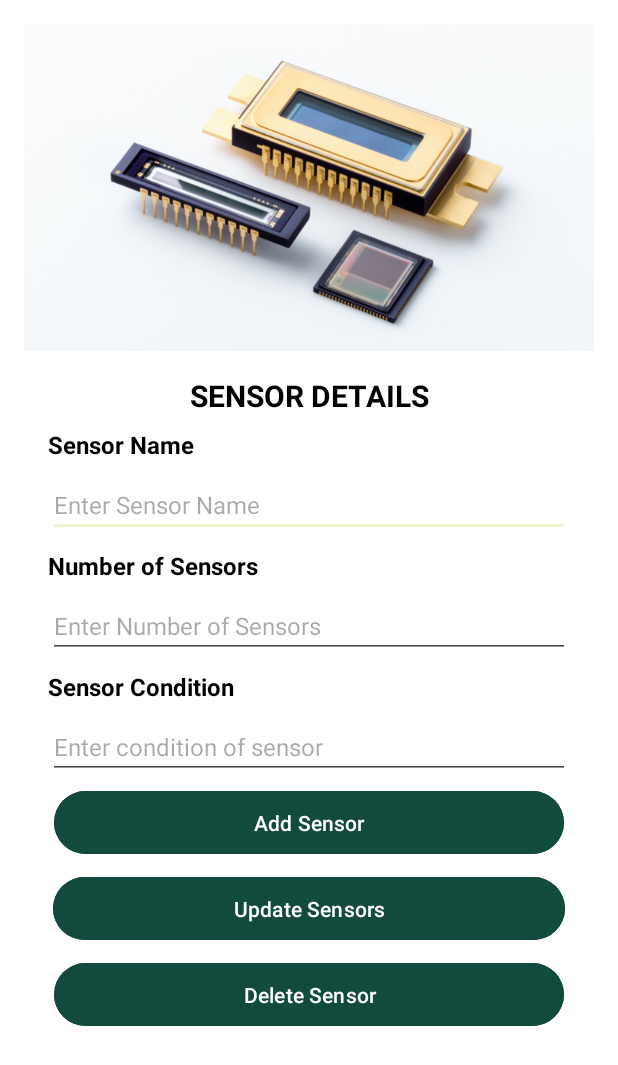
After one commit to pruwt/finalProject, an Android app: the AddSensors screen opened directly, with no data from a screen before it, on a phone screen of 412 x 824 dp. The commit adds this screen. Shown: the top 1065 px of the screen. Run offline under Robolectric (Android 15) with nearby library versions, the phone set to English and light mode, and no system bars; our stand-ins replace Firebase (no records; nobody signed in at launch, a user with empty details on screens opened directly).

Commit message:
sensors section add and delete added

```diff
--- a/app/src/main/AndroidManifest.xml
+++ b/app/src/main/AndroidManifest.xml
@@ -12,6 +12,9 @@
         android:supportsRtl="true"
         android:theme="@style/Theme.FinalProject"
         tools:targetApi="31">
+        <activity
+            android:name=".AddSensors"
+            android:exported="false" />
         <activity
             android:name=".LearningResources"
             android:exported="false" />
--- a/app/src/main/res/layout/activity_add_greenhouse.xml
+++ b/app/src/main/res/layout/activity_add_greenhouse.xml
@@ -4,6 +4,7 @@
     xmlns:tools="http://schemas.android.com/tools"
     android:layout_width="match_parent"
     android:layout_height="match_parent"
+    android:background="@color/white"
     tools:context=".addGreenhouse">
 
     <!-- Main content -->
--- /dev/null
+++ b/app/src/main/res/layout/activity_add_sensors.xml
@@ -0,0 +1,151 @@
+<?xml version="1.0" encoding="utf-8"?>
+<FrameLayout
+    xmlns:android="http://schemas.android.com/apk/res/android"
+    xmlns:tools="http://schemas.android.com/tools"
+    android:layout_width="match_parent"
+    android:layout_height="match_parent"
+    android:background="@color/white"
+    tools:context=".AddSensors">
+
+    <!-- Main content -->
+    <LinearLayout
+        android:layout_width="match_parent"
+        android:layout_height="match_parent"
+        android:layout_gravity="top"
+        android:orientation="vertical"
+        android:padding="16dp"
+        tools:layout_editor_absoluteX="144dp"
+        tools:layout_editor_absoluteY="0dp">
+
+        <!-- Image section -->
+        <ImageView
+            android:id="@+id/viewSensorsimage"
+            android:layout_width="match_parent"
+            android:layout_height="218dp"
+            android:contentDescription="sensor image"
+            android:scaleType="centerCrop"
+            android:src="@drawable/sensors" />
+
+        <!--        sensor details-->
+        <LinearLayout
+            android:layout_width="match_parent"
+            android:layout_height="wrap_content"
+            android:orientation="vertical"
+            android:padding="16dp">
+
+
+            <TextView
+                android:id="@+id/textView"
+                android:layout_width="match_parent"
+                android:layout_height="wrap_content"
+                android:text="SENSOR DETAILS"
+                android:textSize="20sp"
+                android:gravity="center"
+                android:textColor="@color/black"
+                android:textStyle="bold" />
+
+<!--            sensor name and info-->
+            <TextView
+                android:id="@+id/sensorsTextView"
+                android:layout_width="wrap_content"
+                android:layout_height="wrap_content"
+                android:text="Sensor Name"
+                android:textColor="@color/black"
+                android:textSize="16sp"
+                android:layout_marginTop="8dp"
+                android:textStyle="bold" />
+
+            <EditText
+                android:id="@+id/sensorEditText"
+                android:layout_width="match_parent"
+                android:layout_height="wrap_content"
+                android:hint="Enter Sensor Name"
+                android:textSize="16sp"
+                android:layout_marginTop="8dp"
+                android:textColor="@color/black"
+                />
+
+            <!--Number of Sensor-->
+            <TextView
+                android:id="@+id/numofSensorsTextView"
+                android:layout_width="wrap_content"
+                android:layout_height="wrap_content"
+                android:text="Number of Sensors"
+                android:textColor="@color/black"
+                android:textSize="16sp"
+                android:layout_marginTop="8dp"
+                android:textStyle="bold" />
+
+            <EditText
+                android:id="@+id/numofsensorsEditText"
+                android:layout_width="match_parent"
+                android:layout_height="wrap_content"
+                android:hint="Enter Number of Sensors"
+                android:textSize="16sp"
+                android:layout_marginTop="8dp"
+                android:textColor="@color/black"
+                />
+            <!--Condition of Sensor-->
+            <TextView
+                android:id="@+id/conditionTextView"
+                android:layout_width="wrap_content"
+                android:layout_height="wrap_content"
+                android:text="Sensor Condition"
+                android:textColor="@color/black"
+                android:textSize="16sp"
+                android:layout_marginTop="8dp"
+                android:textStyle="bold" />
+
+            <EditText
+                android:id="@+id/conditionEditText"
+                android:layout_width="match_parent"
+                android:layout_height="wrap_content"
+                android:hint="Enter condition of sensor"
+                android:textSize="16sp"
+                android:layout_marginTop="8dp"
+                android:textColor="@color/black"
+                />
+<!--            add, delete and view buttons-->
+
+            <LinearLayout
+                android:layout_width="match_parent"
+                android:layout_height="wrap_content"
+                android:gravity="center"
+                android:orientation="vertical">
+
+<!--                view button-->
+                <Button
+                    android:id="@+id/addSensorBtn"
+                    android:layout_width="match_parent"
+                    android:layout_height="50dp"
+                    android:layout_margin="4dp"
+                    android:layout_weight="1"
+                    android:backgroundTint="#124B3D"
+                    android:text="Add Sensor"
+                    android:textColor="@android:color/white" />
+
+                <Button
+                    android:id="@+id/updateSensorBtn"
+                    android:layout_width="match_parent"
+                    android:layout_height="50dp"
+                    android:layout_margin="3dp"
+                    android:layout_weight="1"
+                    android:backgroundTint="#124B3D"
+                    android:text="Update Sensors"
+                    android:textColor="@android:color/white" />
+
+                <Button
+                    android:id="@+id/deleteSensorBtn"
+                    android:layout_width="match_parent"
+                    android:layout_height="50dp"
+                    android:layout_margin="4dp"
+                    android:layout_weight="1"
+                    android:backgroundTint="#124B3D"
+                    android:text="Delete Sensor"
+                    android:textColor="@android:color/white" />
+
+            </LinearLayout>
+
+        </LinearLayout>
+    </LinearLayout>
+</FrameLayout>
```
Also changed, not shown: app/src/main/java/com/example/finalproject/AddSensors.java (added, +190 -0 lines), app/src/main/java/com/example/finalproject/AdminHome.java (+19 -1 lines), app/src/main/java/com/example/finalproject/Home.java (+11 -1 lines), app/src/main/res/layout/activity_home.xml (+15 -5 lines), app/src/main/res/drawable/sensors.jpg (added).
